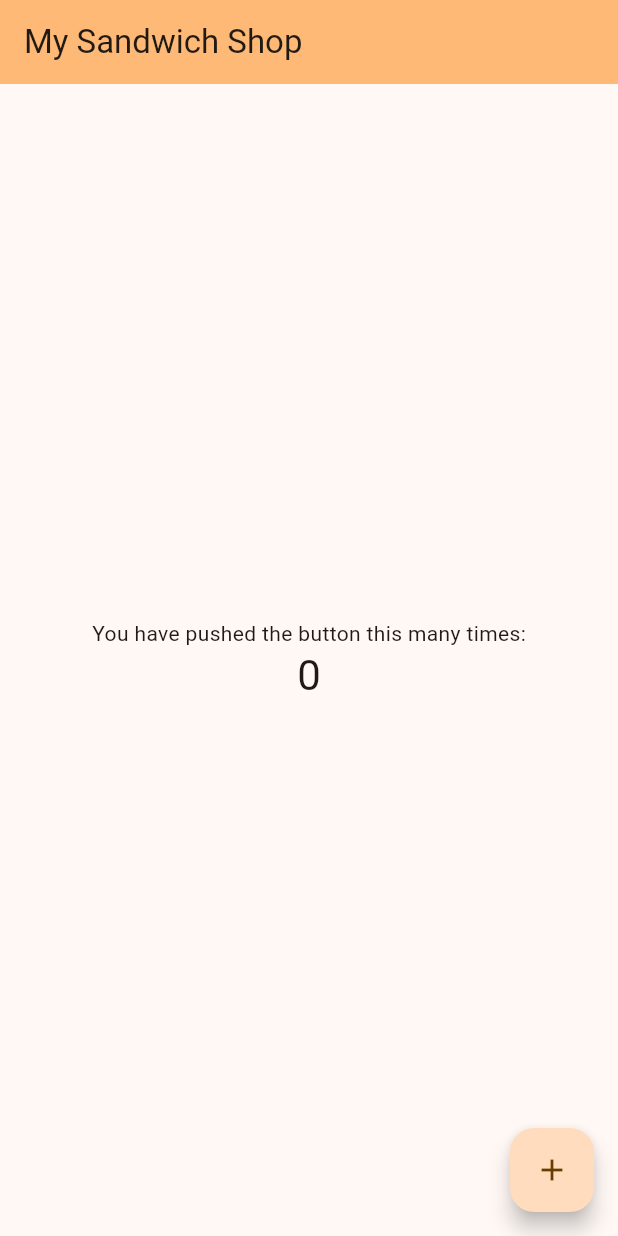
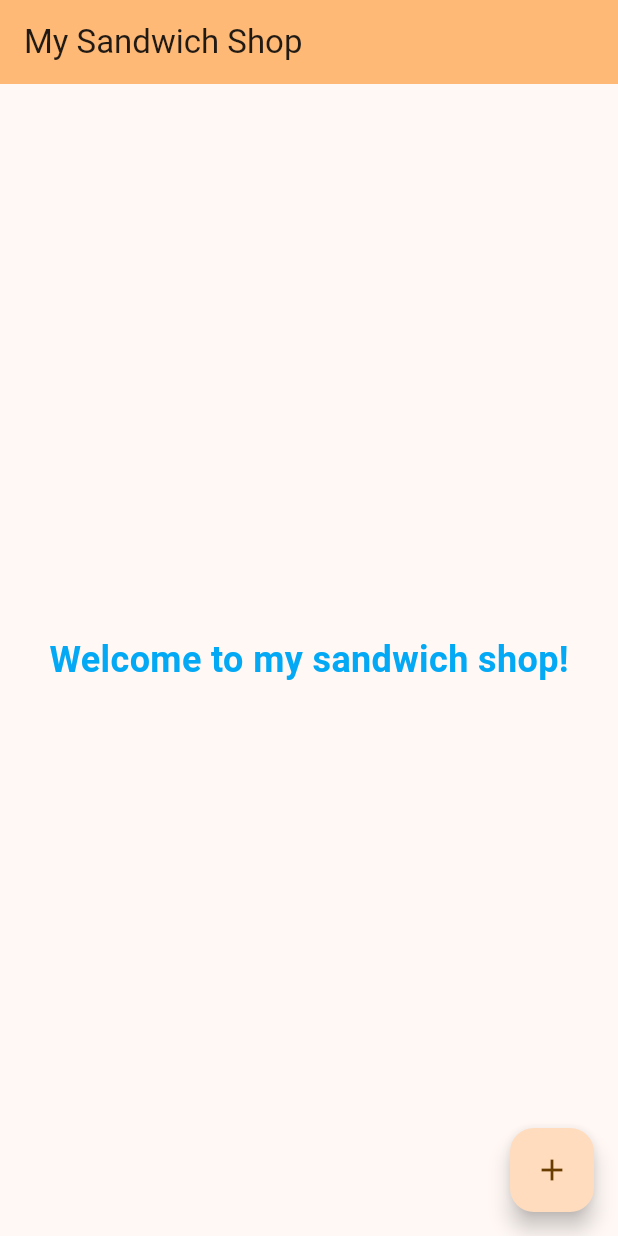
Before and after one commit to K-agya/sandwich_shop, a Flutter app: the screen it shows after launch, on a phone screen of 412 x 824 dp. Run offline on Flutter 3.47's test engine with Material 3 defaults, Android fonts, the phone set to English and light mode, and no system bars.

Commit message:
Change Column Message

```diff
--- a/lib/main.dart
+++ b/lib/main.dart
@@ -104,11 +104,13 @@ class _MyHomePageState extends State<MyHomePage> {
           // wireframe for each widget.
           mainAxisAlignment: MainAxisAlignment.center,
           children: <Widget>[
-            const Text('You have pushed the button this many times:'),
-            Text(
-              '$_counter',
-              style: Theme.of(context).textTheme.headlineMedium,
-            ),
+            const Text('Welcome to my sandwich shop!',
+            style: TextStyle(
+            fontSize: 24,
+            fontWeight: FontWeight.bold,
+            color: Colors.lightBlue,
+            )
+            )
           ],
         ),
       ),
```
